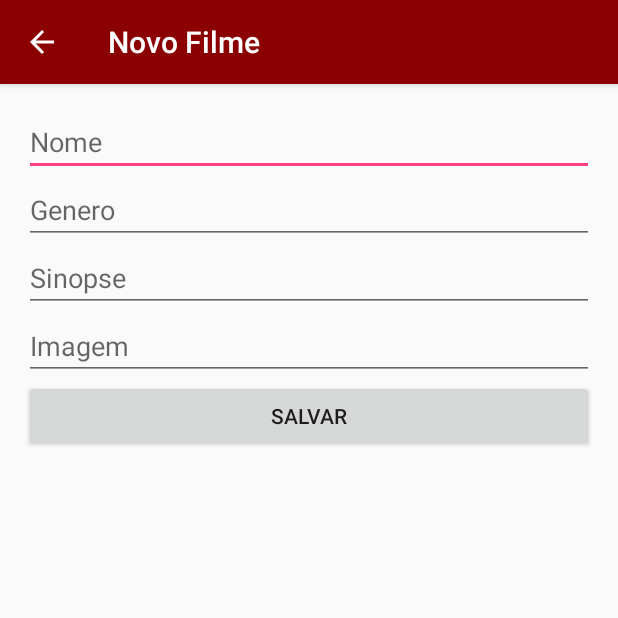
After one commit to kassiano/ifilmes, an Android app: the NovoFilmeActivity screen opened directly, with no data from a screen before it, on a phone screen of 412 x 824 dp, the top half of it. The commit adds this screen. Run offline under Robolectric (Android 15) with nearby library versions, the phone set to English and light mode, and no system bars.

Commit message:
Implementacao da tela de insercao de um filme no banco

```diff
--- a/app/src/main/java/br/com/ifilmes/app/MainActivity.java
+++ b/app/src/main/java/br/com/ifilmes/app/MainActivity.java
@@ -146,4 +146,8 @@ public class MainActivity extends AppCompatActivity
 
     }
 
+    public void inserir(View view) {
+        Intent intent = new Intent(this, NovoFilmeActivity.class);
+        startActivity(intent);
+    }
 }
--- /dev/null
+++ b/app/src/main/java/br/com/ifilmes/app/NovoFilmeActivity.java
@@ -0,0 +1,63 @@
+package br.com.ifilmes.app;
+
+import android.content.ContentValues;
+import android.database.sqlite.SQLiteDatabase;
+import android.os.Bundle;
+import android.support.v7.app.AppCompatActivity;
+import android.support.v7.widget.Toolbar;
+import android.view.View;
+import android.widget.EditText;
+import android.widget.Toast;
+
+public class NovoFilmeActivity extends AppCompatActivity {
+
+    EditText txt_nome_filme, txt_genero_filme, txt_sinopse, txt_imagem;
+
+
+    @Override
+    protected void onCreate(Bundle savedInstanceState) {
+        super.onCreate(savedInstanceState);
+        setContentView(R.layout.activity_novo_filme);
+        Toolbar toolbar = (Toolbar) findViewById(R.id.toolbar);
+        setSupportActionBar(toolbar);
+
+        getSupportActionBar().setDisplayHomeAsUpEnabled(true);
+
+
+        txt_nome_filme= (EditText) findViewById(R.id.txt_nome_filme);
+        txt_genero_filme= (EditText) findViewById(R.id.txt_genero_filme);
+        txt_sinopse= (EditText) findViewById(R.id.txt_sinopse_filme);
+        txt_imagem= (EditText) findViewById(R.id.txt_imagem);
+
+
+
+
+
+    }
+
+    public void salvarFilme(View view) {
+
+        DatabaseHelper helper = new DatabaseHelper(this);
+
+        SQLiteDatabase db = helper.getWritableDatabase();
+
+        ContentValues valores = new ContentValues();
+        valores.put("nome", txt_nome_filme.getText().toString());
+        valores.put("genero", txt_genero_filme.getText().toString());
+        valores.put("sinopse", txt_sinopse.getText().toString());
+        valores.put("imagem", txt_imagem.getText().toString());
+
+        long sucesso= db.insert("filmes", null, valores);
+
+        if(sucesso != -1){
+            Toast.makeText(this, "inserido cm sucesso", Toast.LENGTH_LONG)
+                    .show();
+        }else{
+            Toast.makeText(this, "erro", Toast.LENGTH_LONG)
+                    .show();
+        }
+
+    }
+
+
+}
--- /dev/null
+++ b/app/src/main/res/layout/activity_novo_filme.xml
@@ -0,0 +1,28 @@
+<?xml version="1.0" encoding="utf-8"?>
+<android.support.design.widget.CoordinatorLayout xmlns:android="http://schemas.android.com/apk/res/android"
+    xmlns:app="http://schemas.android.com/apk/res-auto"
+    xmlns:tools="http://schemas.android.com/tools"
+    android:layout_width="match_parent"
+    android:layout_height="match_parent"
+    android:fitsSystemWindows="true"
+    tools:context="br.com.ifilmes.app.NovoFilmeActivity">
+
+    <android.support.design.widget.AppBarLayout
+        android:layout_width="match_parent"
+        android:layout_height="wrap_content"
+        android:theme="@style/AppTheme.AppBarOverlay">
+
+        <android.support.v7.widget.Toolbar
+            android:id="@+id/toolbar"
+            android:layout_width="match_parent"
+            android:layout_height="?attr/actionBarSize"
+            android:background="?attr/colorPrimary"
+            app:popupTheme="@style/AppTheme.PopupOverlay" />
+
+    </android.support.design.widget.AppBarLayout>
+
+    <include layout="@layout/content_novo_filme" />
+
+
+
+</android.support.design.widget.CoordinatorLayout>
--- /dev/null
+++ b/app/src/main/res/layout/content_novo_filme.xml
@@ -0,0 +1,49 @@
+<?xml version="1.0" encoding="utf-8"?>
+<LinearLayout xmlns:android="http://schemas.android.com/apk/res/android"
+    xmlns:app="http://schemas.android.com/apk/res-auto"
+    xmlns:tools="http://schemas.android.com/tools"
+    android:layout_width="match_parent"
+    android:layout_height="match_parent"
+    android:paddingBottom="@dimen/activity_vertical_margin"
+    android:paddingLeft="@dimen/activity_horizontal_margin"
+    android:paddingRight="@dimen/activity_horizontal_margin"
+    android:paddingTop="@dimen/activity_vertical_margin"
+    android:orientation="vertical"
+    app:layout_behavior="@string/appbar_scrolling_view_behavior"
+    tools:context="br.com.ifilmes.app.NovoFilmeActivity"
+    tools:showIn="@layout/activity_novo_filme">
+
+
+    <EditText
+        android:layout_width="match_parent"
+        android:layout_height="wrap_content"
+        android:id="@+id/txt_nome_filme"
+        android:hint="Nome" />
+
+    <EditText
+        android:layout_width="match_parent"
+        android:layout_height="wrap_content"
+        android:id="@+id/txt_genero_filme"
+        android:hint="Genero" />
+
+    <EditText
+        android:layout_width="match_parent"
+        android:layout_height="wrap_content"
+        android:id="@+id/txt_sinopse_filme"
+        android:hint="Sinopse" />
+
+
+    <EditText
+        android:layout_width="match_parent"
+        android:layout_height="wrap_content"
+        android:id="@+id/txt_imagem"
+        android:hint="Imagem" />
+
+
+    <Button
+        android:layout_width="match_parent"
+        android:layout_height="wrap_content"
+        android:text="Salvar"
+        android:onClick="salvarFilme" />
+
+</LinearLayout>
--- a/app/src/main/res/values/strings.xml
+++ b/app/src/main/res/values/strings.xml
@@ -1,4 +1,6 @@
 <resources>
     <string name="app_name">iFilmes</string>
     <string name="title_activity_detalhes">Detalhes</string>
+    <string name="title_activity_novo_filme">Novo Filme</string>
+    <string name="title_activity_main2">Main2Activity</string>
 </resources>
```
Also changed, not shown: app/src/main/AndroidManifest.xml (+10 -0 lines), app/src/main/java/br/com/ifilmes/app/DatabaseHelper.java (added, +40 -0 lines), app/src/main/res/layout/activity_main.xml (+9 -0 lines).
